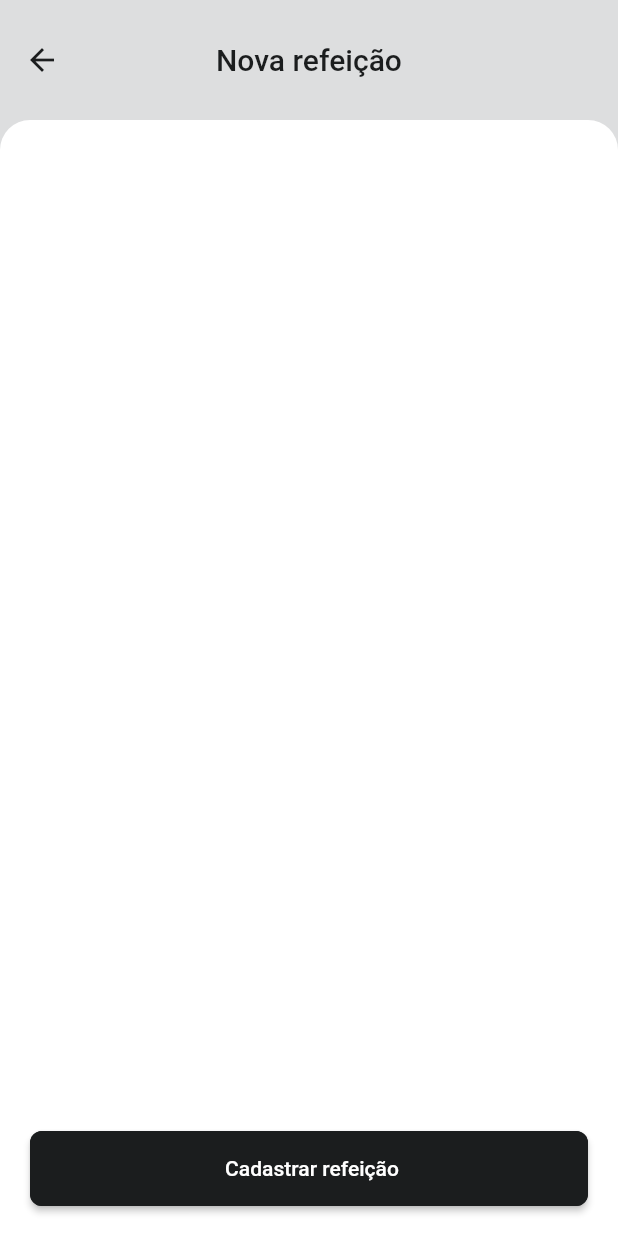
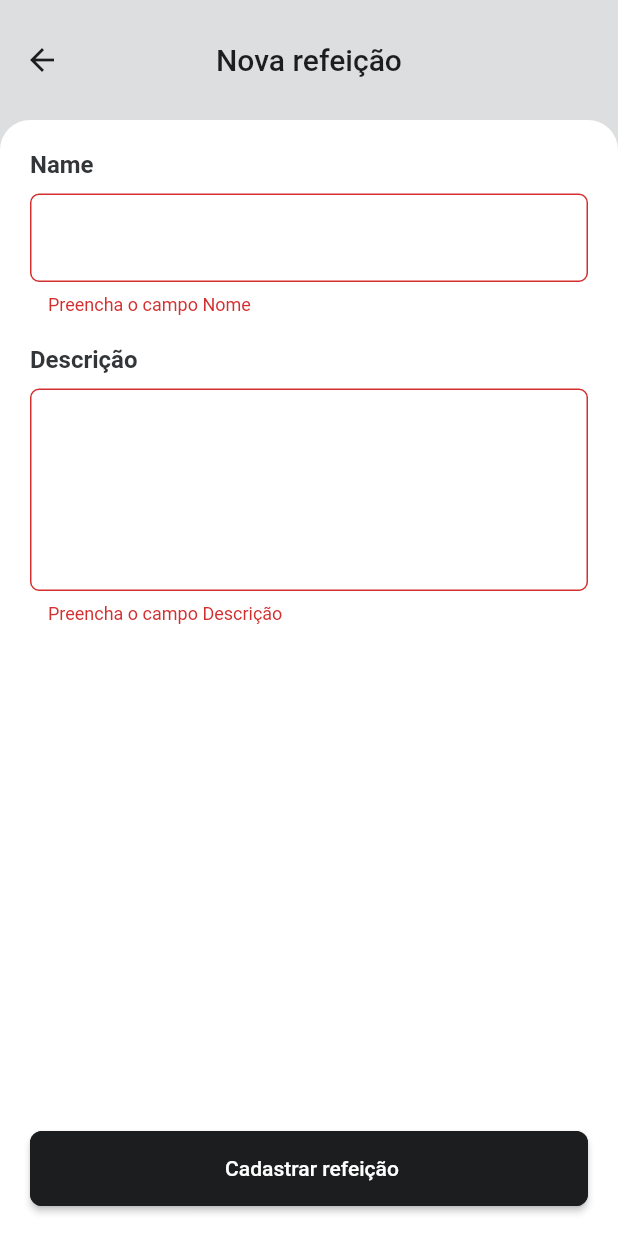
Before and after one commit to Adelblande/daily_diet, a Flutter app: the NewMealPage screen opened by its route, on a phone screen of 412 x 824 dp. Run offline on Flutter 3.47's test engine with Material 2 defaults, Android fonts, the phone set to English and light mode, and no system bars; our stand-ins replace google_fonts, grouped_list.

Commit message:
Input widget

```diff
--- /dev/null
+++ b/lib/components/input.dart
@@ -0,0 +1,48 @@
+import 'package:daily_diet/themes/colors.dart';
+import 'package:flutter/material.dart';
+
+class Input extends StatelessWidget {
+  final String label;
+  final int? maxline;
+  final String? Function(String? text)? validator;
+
+  const Input({
+    Key? key,
+    required this.label,
+    this.validator,
+    this.maxline,
+  }) : super(key: key);
+
+  @override
+  Widget build(BuildContext context) {
+    return Padding(
+      padding: const EdgeInsets.only(bottom: 20),
+      child: Column(
+        mainAxisAlignment: MainAxisAlignment.start,
+        crossAxisAlignment: CrossAxisAlignment.start,
+        children: [
+          Text(
+            label,
+            textAlign: TextAlign.start,
+            style: const TextStyle(
+              color: AppColors.gray2,
+              fontSize: 16,
+              fontWeight: FontWeight.bold,
+            ),
+          ),
+          const SizedBox(height: 10),
+          TextFormField(
+            maxLines: maxline ?? 1,
+            validator: validator,
+            decoration: const InputDecoration(
+              // labelText: label,
+              border: OutlineInputBorder(
+                borderRadius: BorderRadius.all(Radius.circular(6)),
+              ),
+            ),
+          ),
+        ],
+      ),
+    );
+  }
+}
--- a/lib/pages/new_meal_page.dart
+++ b/lib/pages/new_meal_page.dart
@@ -1,3 +1,4 @@
+import 'package:daily_diet/components/input.dart';
 import 'package:flutter/material.dart';
 
 import '../components/button.dart';
@@ -13,6 +14,12 @@ class NewMealPage extends StatefulWidget {
 class _NewMealPageState extends State<NewMealPage> {
   @override
   Widget build(BuildContext context) {
+    final formkey = GlobalKey<FormState>();
+
+    handleSend() {
+      formkey.currentState?.validate();
+    }
+
     return Scaffold(
       backgroundColor: AppColors.gray5,
       appBar: AppBar(
@@ -23,7 +30,10 @@ class _NewMealPageState extends State<NewMealPage> {
         foregroundColor: AppColors.gray1,
         toolbarHeight: 80,
       ),
-      body: Column(
+      body: Form(
+        key: formkey,
+        autovalidateMode: AutovalidateMode.always,
+        child: Column(
           children: [
             Expanded(
               flex: 8,
@@ -37,6 +47,23 @@ class _NewMealPageState extends State<NewMealPage> {
                     topRight: Radius.circular(20),
                   ),
                 ),
+                child: Column(
+                  children: [
+                    Input(
+                      label: "Name",
+                      validator: (text) => text == null || text.isEmpty
+                          ? "Preencha o campo Nome"
+                          : null,
+                    ),
+                    Input(
+                      label: "Descrição",
+                      maxline: 5,
+                      validator: (text) => text == null || text.isEmpty
+                          ? "Preencha o campo Descrição"
+                          : null,
+                    ),
+                  ],
+                ),
               ),
             ),
             Container(
@@ -46,11 +73,12 @@ class _NewMealPageState extends State<NewMealPage> {
               ),
               child: Button(
                 label: "Cadastrar refeição",
-              onPressed: () => Navigator.pushNamed(context, '/'),
+                onPressed: handleSend,
               ),
             ),
           ],
         ),
+      ),
     );
   }
 }
```
Lines whose indentation alone changed are shown as unchanged.
